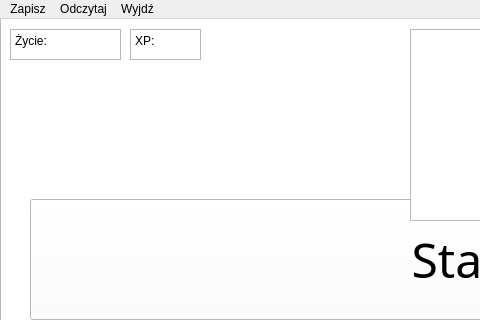
The window that mainwindow.ui (xpatxj/cpp-game) describes before a commit, drawn with Qt 5; both pictures show x 0 to 480 and y 0 to 320 of the 930 by 600 pixel window.
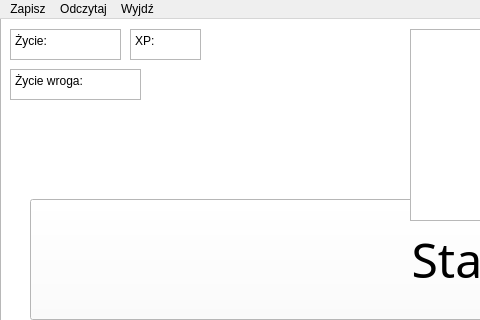
The same window after the commit. Icons and pictures are not drawn.

What changed in the file:
```diff
--- a/mainwindow.ui
+++ b/mainwindow.ui
@@ -267,6 +267,29 @@
      <enum>Qt::NoFocus</enum>
     </property>
    </widget>
+   <widget class="QTextBrowser" name="zycie_wroga">
+    <property name="geometry">
+     <rect>
+      <x>10</x>
+      <y>50</y>
+      <width>131</width>
+      <height>31</height>
+     </rect>
+    </property>
+    <property name="focusPolicy">
+     <enum>Qt::NoFocus</enum>
+    </property>
+    <property name="html">
+     <string>&lt;!DOCTYPE HTML PUBLIC &quot;-//W3C//DTD HTML 4.0//EN&quot; &quot;http://www.w3.org/TR/REC-html40/strict.dtd&quot;&gt;
+&lt;html&gt;&lt;head&gt;&lt;meta name=&quot;qrichtext&quot; content=&quot;1&quot; /&gt;&lt;meta charset=&quot;utf-8&quot; /&gt;&lt;style type=&quot;text/css&quot;&gt;
+p, li { white-space: pre-wrap; }
+hr { height: 1px; border-width: 0; }
+li.unchecked::marker { content: &quot;\2610&quot;; }
+li.checked::marker { content: &quot;\2612&quot;; }
+&lt;/style&gt;&lt;/head&gt;&lt;body style=&quot; font-family:'Segoe UI'; font-size:9pt; font-weight:400; font-style:normal;&quot;&gt;
+&lt;p style=&quot; margin-top:0px; margin-bottom:0px; margin-left:0px; margin-right:0px; -qt-block-indent:0; text-indent:0px;&quot;&gt;Życie wroga:&lt;/p&gt;&lt;/body&gt;&lt;/html&gt;</string>
+    </property>
+   </widget>
    <zorder>tlo</zorder>
    <zorder>dialogi</zorder>
    <zorder>start</zorder>
@@ -279,6 +302,7 @@
    <zorder>ekw_list</zorder>
    <zorder>dziennik</zorder>
    <zorder>dzien_list</zorder>
+   <zorder>zycie_wroga</zorder>
   </widget>
   <widget class="QMenuBar" name="menubar">
    <property name="geometry">
```
